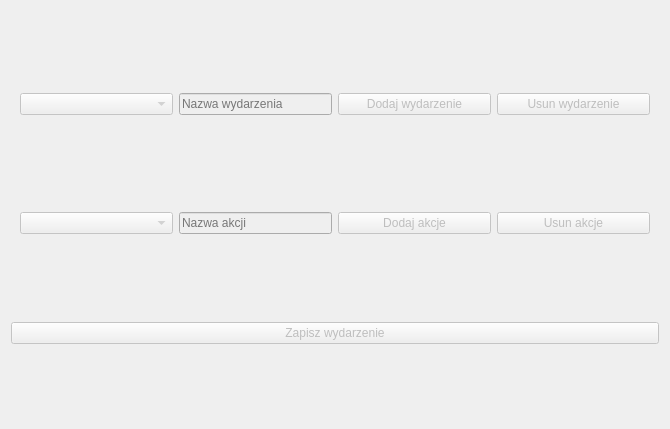
Old version of the form DataManager/forms/GUI/action/eventsview.ui in the repository jurikimurik/Witcher_Adventures_PHP_QTCPP.
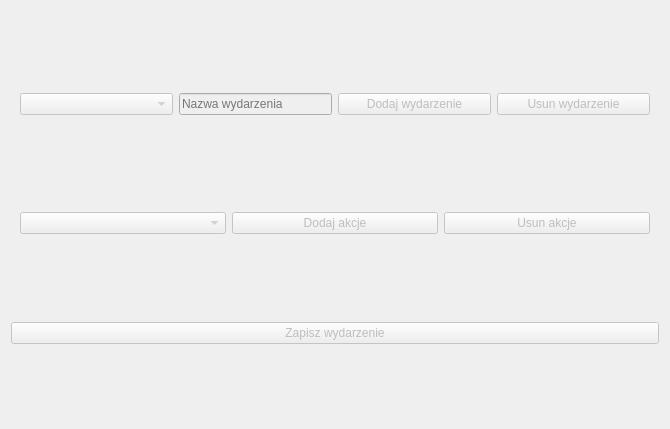
New version of the form.

Commit message: Action name field emigrated to ActionView.

```diff
--- a/DataManager/forms/GUI/action/eventsview.ui
+++ b/DataManager/forms/GUI/action/eventsview.ui
@@ -99,19 +99,6 @@
       <item>
        <widget class="QComboBox" name="actionBox"/>
       </item>
-      <item>
-       <widget class="QLineEdit" name="actionNameEdit">
-        <property name="sizePolicy">
-         <sizepolicy hsizetype="Preferred" vsizetype="Fixed">
-          <horstretch>0</horstretch>
-          <verstretch>0</verstretch>
-         </sizepolicy>
-        </property>
-        <property name="placeholderText">
-         <string>Nazwa akcji</string>
-        </property>
-       </widget>
-      </item>
       <item>
        <widget class="QPushButton" name="addActionButton">
         <property name="text">
```
Left out of the diff: 16 changed lines with no effect on the pictures. The commit also changes 4 other files.
